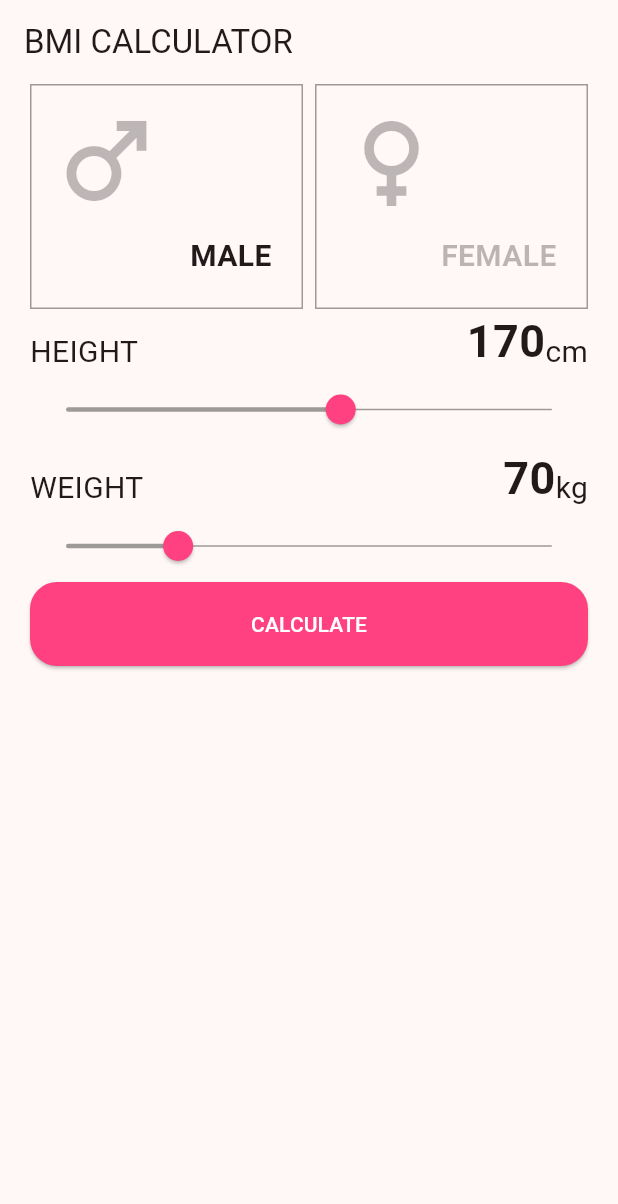
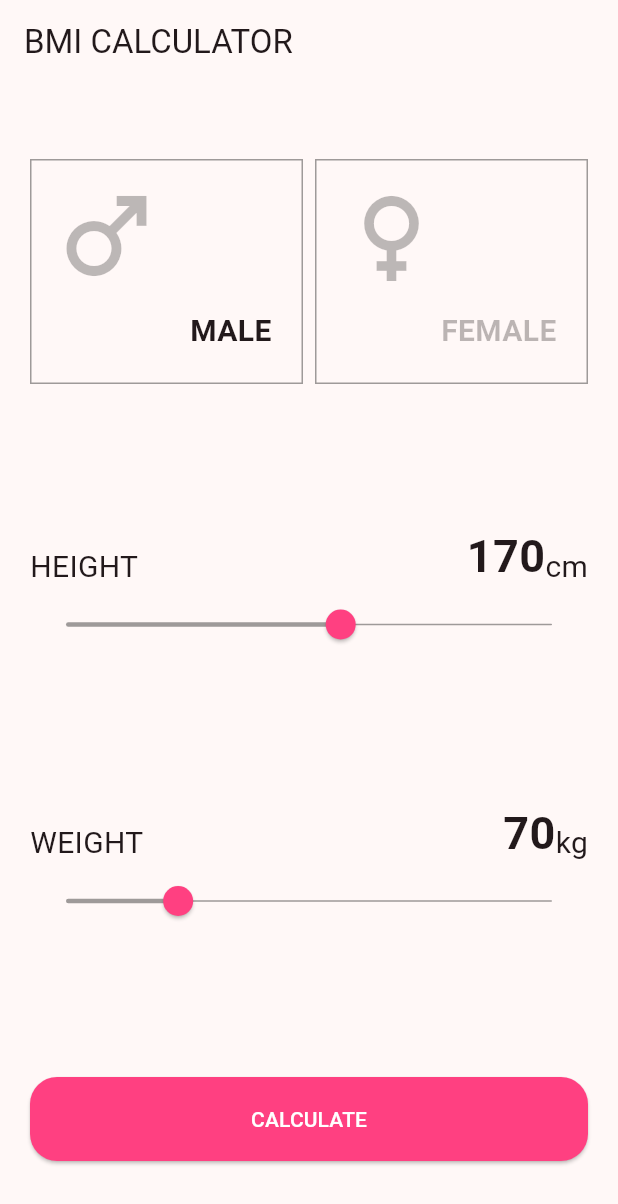
Before and after one commit to hippieperm/flutter_bmi_app, a Flutter app: the screen it shows after launch, on a phone screen of 412 x 824 dp. Shown: the top 1204 px of the screen. Run offline on Flutter 3.47's test engine with Material 3 defaults, Android fonts, the phone set to English and light mode, and no system bars.

Commit message:
홈 페이지 UI 개선: SliderBox 위젯의 배치 변경 및 여백 추가로 사용자 경험 향상

```diff
--- a/lib/pages/home/home_page.dart
+++ b/lib/pages/home/home_page.dart
@@ -12,20 +12,15 @@ class HomePage extends StatelessWidget {
         title: Text("BMI CALCULATOR"),
       ),
       body: Padding(
-        padding: const EdgeInsets.symmetric(horizontal: 20),
+        padding: const EdgeInsets.symmetric(horizontal: 20, vertical: 50),
         child: Column(
           children: [
             GenderBox(),
-            SliderBox(
-              lable: 'HEIGHT',
-              value: 170,
-              unit: 'cm',
-            ),
-            SliderBox(
-              lable: 'WEIGHT',
-              value: 70,
-              unit: 'kg',
-            ),
+            Spacer(),
+            SliderBox(lable: 'HEIGHT', value: 170, unit: 'cm'),
+            Spacer(),
+            SliderBox(lable: 'WEIGHT', value: 70, unit: 'kg'),
+            Spacer(),
             SizedBox(
               width: double.infinity,
               height: 56,
```
